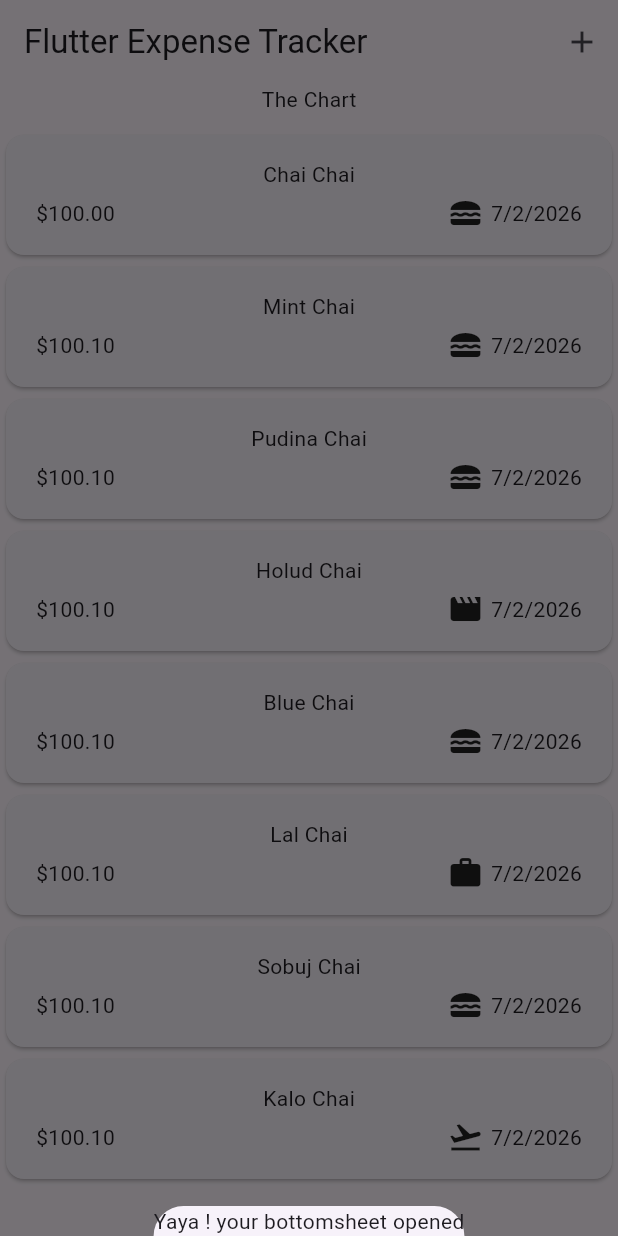
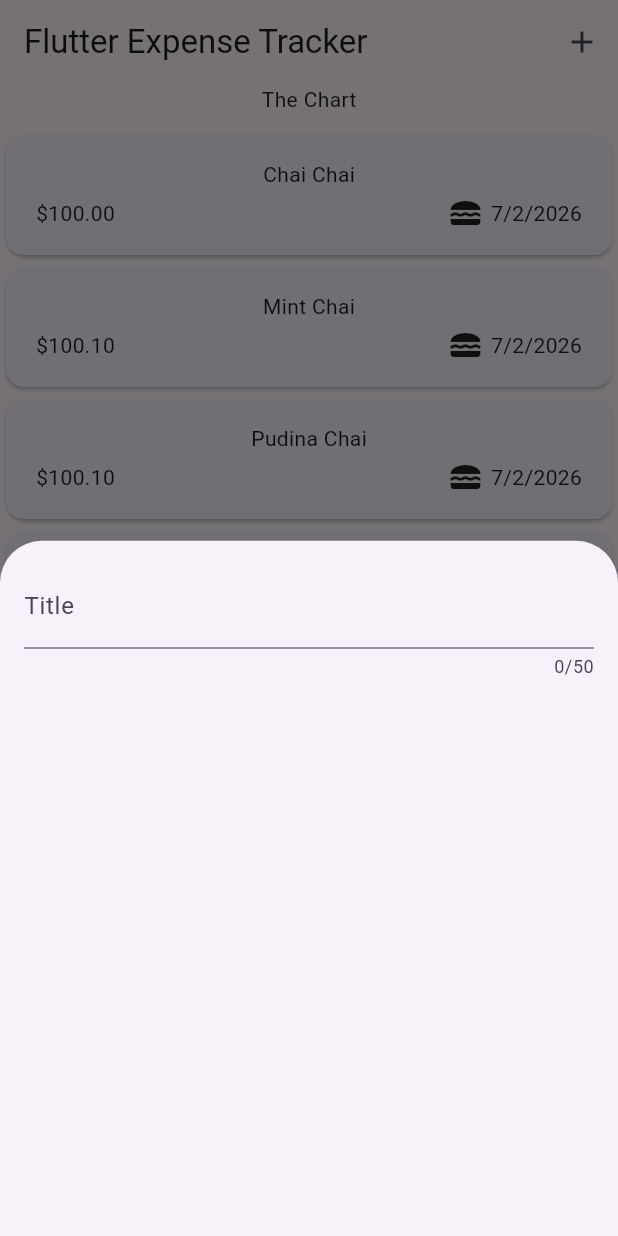
Before and after one commit to DeepSarkar1221/flutter_section5, a Flutter app: the screen it shows after launch, after a tap on the "add" icon, on a phone screen of 412 x 824 dp. Run offline on Flutter 3.47's test engine with Material 3 defaults, Android fonts, the phone set to English and light mode, and no system bars.

Commit message:
add title field

```diff
--- /dev/null
+++ b/lib/new_expense.dart
@@ -0,0 +1,33 @@
+
+
+ import 'package:flutter/material.dart';
+
+class NewExpense extends StatefulWidget{
+  const NewExpense({super.key});
+
+  @override
+  State<NewExpense> createState() {
+   return _NewExpensesState();
+  }
+
+
+}
+
+class _NewExpensesState extends State<NewExpense>{
+  @override
+  Widget build(BuildContext context) {
+    return Padding(padding: const EdgeInsets.all(16),
+      child: Column(children: [
+        TextField(
+          maxLength: 50,
+          decoration: InputDecoration(label: Text("Title")),
+        )
+      ],),
+
+
+    );
+
+
+  }
+
+}
--- a/lib/widget/expenses.dart
+++ b/lib/widget/expenses.dart
@@ -1,4 +1,5 @@
 import 'package:flutter/material.dart';
+import 'package:flutter_section5/new_expense.dart';
 import 'package:flutter_section5/widget/expenses_list/expenses_list.dart';
 import 'package:flutter_section5/models/expense.dart';
 
@@ -65,7 +66,7 @@
   void _openAddExpenseOverlay() {
     showModalBottomSheet(
       context: context,
-      builder: (ctx) => Text("Yaya ! your bottomsheet opened"),
+      builder: (ctx) => NewExpense(),
     );
   }
 
```
